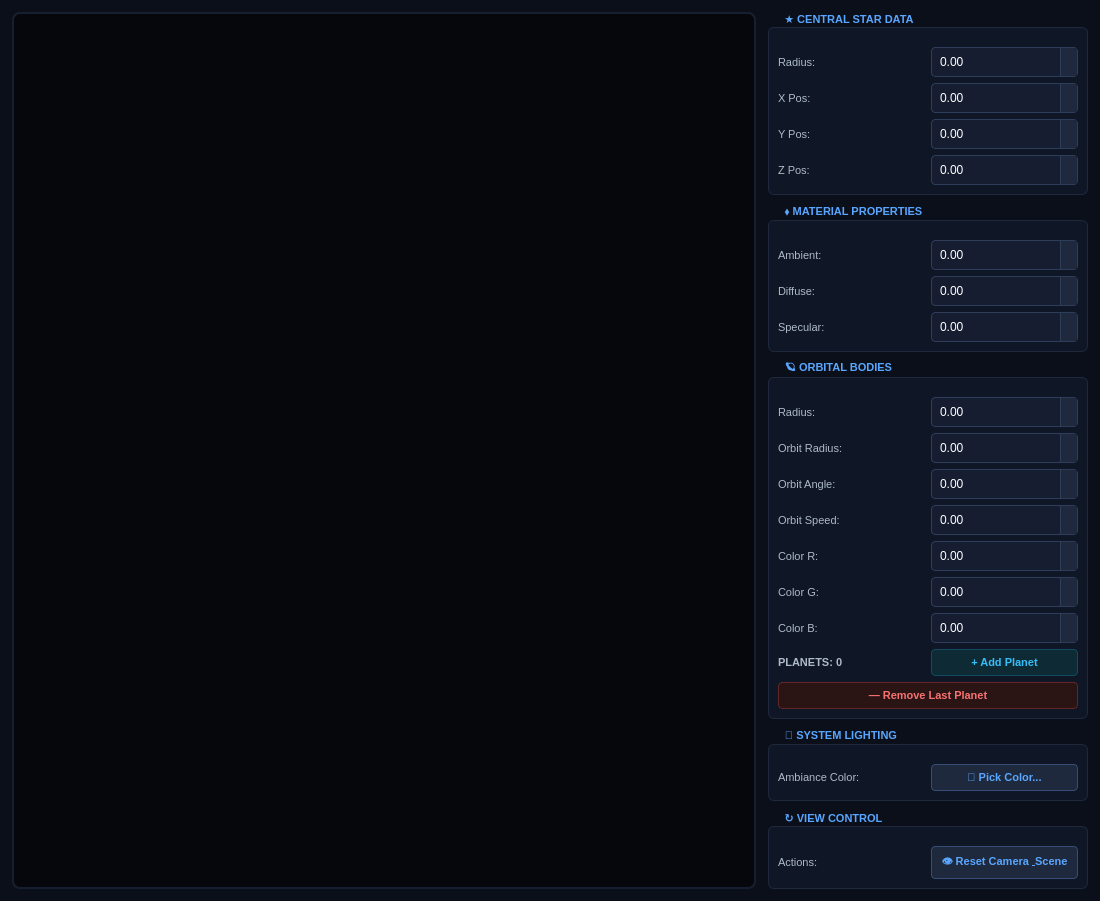
This is ui/mainwindow.ui in djstrawberry/CG_coursework_IU7_2028 as Qt 5 draws it before an edit. The edited form follows.
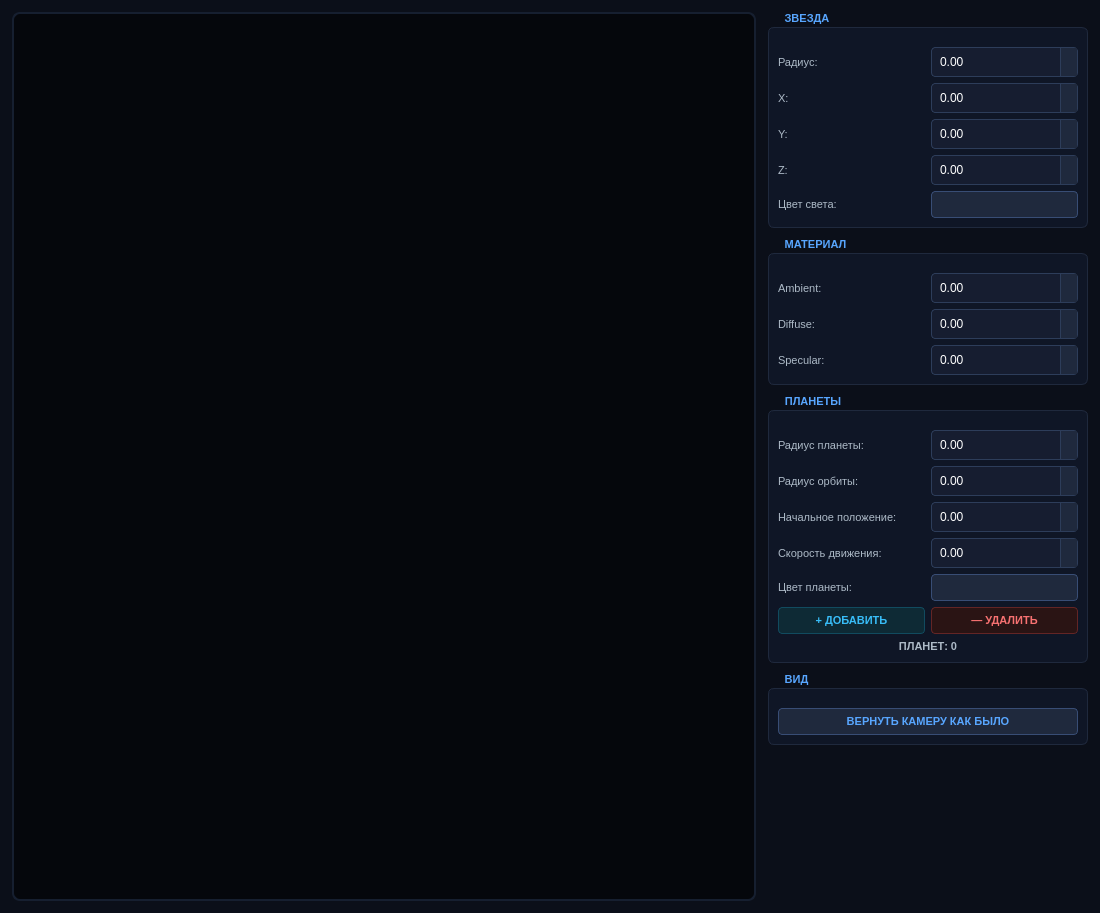
This is the edited form.

Diff of the .ui file:
```diff
--- a/ui/mainwindow.ui
+++ b/ui/mainwindow.ui
@@ -7,7 +7,7 @@
     <x>0</x>
     <y>0</y>
     <width>1100</width>
-    <height>800</height>
+    <height>913</height>
    </rect>
   </property>
   <property name="windowTitle">
@@ -175,33 +175,63 @@
        <item>
         <widget class="QGroupBox" name="group_star">
          <property name="title">
-          <string>★ CENTRAL STAR DATA</string>
+          <string>ЗВЕЗДА</string>
          </property>
          <layout class="QGridLayout" name="gridLayout_star">
-          <item row="0" column="0">
-           <widget class="QLabel" name="label_1"><property name="text"><string>Radius:</string></property></widget>
-          </item>
-          <item row="0" column="1">
-           <widget class="QDoubleSpinBox" name="spinBox_starRadius"/>
+          <item row="3" column="0">
+           <widget class="QLabel" name="label_4">
+            <property name="text">
+             <string>Z:</string>
+            </property>
+           </widget>
           </item>
           <item row="1" column="0">
-           <widget class="QLabel" name="label_2"><property name="text"><string>X Pos:</string></property></widget>
+           <widget class="QLabel" name="label_2">
+            <property name="text">
+             <string>X:</string>
+            </property>
+           </widget>
+          </item>
+          <item row="2" column="0">
+           <widget class="QLabel" name="label_3">
+            <property name="text">
+             <string>Y:</string>
+            </property>
+           </widget>
           </item>
           <item row="1" column="1">
            <widget class="QDoubleSpinBox" name="spinBox_starX"/>
           </item>
-          <item row="2" column="0">
-           <widget class="QLabel" name="label_3"><property name="text"><string>Y Pos:</string></property></widget>
-          </item>
           <item row="2" column="1">
            <widget class="QDoubleSpinBox" name="spinBox_starY"/>
           </item>
-          <item row="3" column="0">
-           <widget class="QLabel" name="label_4"><property name="text"><string>Z Pos:</string></property></widget>
+          <item row="0" column="1">
+           <widget class="QDoubleSpinBox" name="spinBox_starRadius"/>
+          </item>
+          <item row="0" column="0">
+           <widget class="QLabel" name="label_1">
+            <property name="text">
+             <string>Радиус:</string>
+            </property>
+           </widget>
           </item>
           <item row="3" column="1">
            <widget class="QDoubleSpinBox" name="spinBox_starZ"/>
           </item>
+          <item row="4" column="1">
+           <widget class="QPushButton" name="button_pickColor">
+            <property name="text">
+             <string/>
+            </property>
+           </widget>
+          </item>
+          <item row="4" column="0">
+           <widget class="QLabel" name="label">
+            <property name="text">
+             <string>Цвет света:</string>
+            </property>
+           </widget>
+          </item>
          </layout>
         </widget>
        </item>
@@ -209,7 +239,7 @@
        <item>
         <widget class="QGroupBox" name="group_material">
          <property name="title">
-          <string>⬧ MATERIAL PROPERTIES</string>
+          <string>МАТЕРИАЛ</string>
          </property>
          <layout class="QGridLayout" name="gridLayout_material">
           <item row="0" column="0">
@@ -237,131 +267,115 @@
        <item>
         <widget class="QGroupBox" name="group_planets">
          <property name="title">
-          <string>🪐 ORBITAL BODIES</string>
+          <string>ПЛАНЕТЫ</string>
          </property>
          <layout class="QVBoxLayout" name="verticalLayout_planets">
           <item>
            <layout class="QGridLayout" name="gridLayout_planetParams">
-            <item row="0" column="0">
-             <widget class="QLabel" name="label_8"><property name="text"><string>Radius:</string></property></widget>
-             </item>
-            <item row="0" column="1">
-             <widget class="QDoubleSpinBox" name="spinBox_planetRadius"/>
-            </item>
-            <item row="1" column="0">
-             <widget class="QLabel" name="label_9"><property name="text"><string>Orbit Radius:</string></property></widget>
-            </item>
             <item row="1" column="1">
              <widget class="QDoubleSpinBox" name="spinBox_planetOrbitRadius"/>
             </item>
-            <item row="2" column="0">
-             <widget class="QLabel" name="label_10"><property name="text"><string>Orbit Angle:</string></property></widget>
-            </item>
-            <item row="2" column="1">
-             <widget class="QDoubleSpinBox" name="spinBox_planetOrbitAngle"/>
-            </item>
-            <item row="3" column="0">
-             <widget class="QLabel" name="label_11"><property name="text"><string>Orbit Speed:</string></property></widget>
+            <item row="1" column="0">
+             <widget class="QLabel" name="label_9">
+              <property name="text">
+               <string>Радиус орбиты:</string>
+              </property>
+             </widget>
             </item>
             <item row="3" column="1">
              <widget class="QDoubleSpinBox" name="spinBox_planetOrbitSpeed"/>
             </item>
-            <item row="4" column="0">
-             <widget class="QLabel" name="label_12"><property name="text"><string>Color R:</string></property></widget>
+            <item row="0" column="0">
+             <widget class="QLabel" name="label_8">
+              <property name="text">
+               <string>Радиус планеты:</string>
+              </property>
+             </widget>
+            </item>
+            <item row="3" column="0">
+             <widget class="QLabel" name="label_11">
+              <property name="text">
+               <string>Скорость движения:</string>
+              </property>
+             </widget>
+            </item>
+            <item row="2" column="1">
+             <widget class="QDoubleSpinBox" name="spinBox_planetOrbitAngle"/>
+            </item>
+            <item row="0" column="1">
+             <widget class="QDoubleSpinBox" name="spinBox_planetRadius"/>
+            </item>
+            <item row="2" column="0">
+             <widget class="QLabel" name="label_10">
+              <property name="text">
+               <string>Начальное положение:</string>
+              </property>
+             </widget>
             </item>
             <item row="4" column="1">
-             <widget class="QDoubleSpinBox" name="spinBox_planetColorR"/>
+             <widget class="QPushButton" name="button_pickPlanetColor">
+              <property name="text">
+               <string/>
+              </property>
+             </widget>
             </item>
-            <item row="5" column="0">
-             <widget class="QLabel" name="label_13"><property name="text"><string>Color G:</string></property></widget>
-            </item>
-            <item row="5" column="1">
-             <widget class="QDoubleSpinBox" name="spinBox_planetColorG"/>
-            </item>
-            <item row="6" column="0">
-             <widget class="QLabel" name="label_14"><property name="text"><string>Color B:</string></property></widget>
-            </item>
-            <item row="6" column="1">
-             <widget class="QDoubleSpinBox" name="spinBox_planetColorB"/>
+            <item row="4" column="0">
+             <widget class="QLabel" name="label_12">
+              <property name="text">
+               <string>Цвет планеты:</string>
+              </property>
+             </widget>
             </item>
            </layout>
           </item>
           <item>
            <layout class="QHBoxLayout" name="horizontalLayout_planetCount">
-            <item>
-             <widget class="QLabel" name="label_planetCount">
-              <property name="text">
-               <string>PLANETS: 0</string>
-              </property>
-              <property name="font">
-               <font>
-                <weight>75</weight>
-                <bold>true</bold>
-               </font>
-              </property>
-             </widget>
-            </item>
             <item>
              <widget class="QPushButton" name="button_addPlanet">
               <property name="text">
-               <string>+ Add Planet</string>
+               <string>+ ДОБАВИТЬ</string>
+              </property>
+             </widget>
+            </item>
+            <item>
+             <widget class="QPushButton" name="button_removePlanet">
+              <property name="text">
+               <string>— УДАЛИТЬ</string>
               </property>
              </widget>
             </item>
            </layout>
           </item>
           <item>
-           <widget class="QPushButton" name="button_removePlanet">
-            <property name="text">
-             <string>— Remove Last Planet</string>
+           <widget class="QLabel" name="label_planetCount">
+            <property name="font">
+             <font>
+              <family>Segoe UI</family>
+              <pointsize>-1</pointsize>
+              <bold>true</bold>
+             </font>
             </property>
-           </widget>
-          </item>
-         </layout>
-        </widget>
-       </item>
-       
-       <item>
-        <widget class="QGroupBox" name="group_lighting">
-         <property name="title">
-          <string>💡 SYSTEM LIGHTING</string>
-         </property>
-         <layout class="QHBoxLayout" name="horizontalLayout_lighting">
-          <item>
-           <widget class="QLabel" name="label_15">
             <property name="text">
-             <string>Ambiance Color:</string>
+             <string>ПЛАНЕТ: 0</string>
             </property>
-           </widget>
-          </item>
-          <item>
-           <widget class="QPushButton" name="button_pickColor">
-            <property name="text">
-             <string>🌈 Pick Color...</string>
+            <property name="alignment">
+             <set>Qt::AlignmentFlag::AlignCenter</set>
             </property>
            </widget>
-           </item>
+          </item>
          </layout>
         </widget>
        </item>
-       
        <item>
         <widget class="QGroupBox" name="group_view">
          <property name="title">
-          <string>↻ VIEW CONTROL</string>
+          <string>ВИД</string>
          </property>
          <layout class="QHBoxLayout" name="horizontalLayout_view">
-          <item>
-           <widget class="QLabel" name="label_16">
-            <property name="text">
-             <string>Actions:</string>
-            </property>
-           </widget>
-          </item>
           <item>
            <widget class="QPushButton" name="button_resetView">
             <property name="text">
-             <string>👁 Reset Camera &amp; Scene</string>
+             <string>ВЕРНУТЬ КАМЕРУ КАК БЫЛО</string>
             </property>
            </widget>
           </item>
```
Left out of the diff: 32 changed lines with no effect on the pictures.
